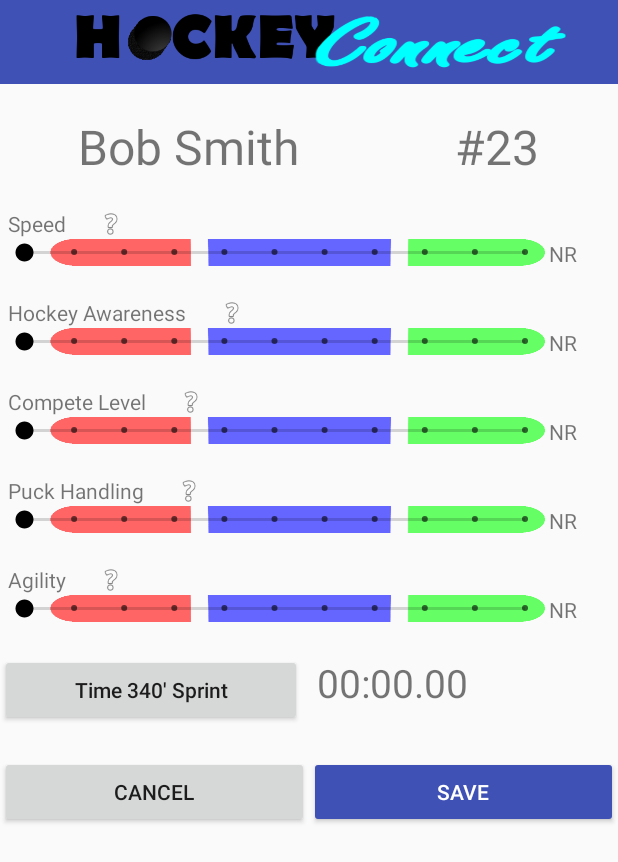
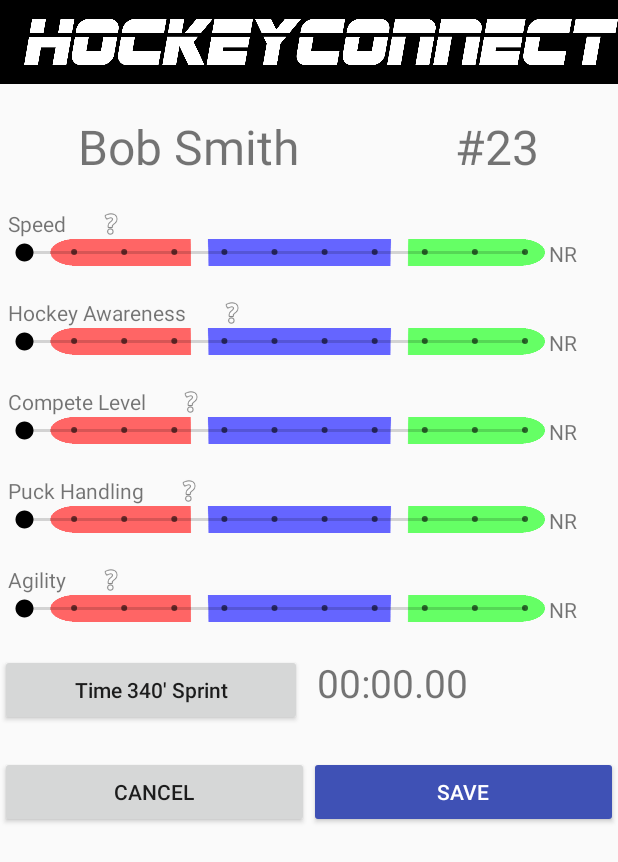
Before and after one commit to fdrury/HockeyConnect, an Android app: the screen it shows after launch (PlayerEvaluationActivity), on a phone screen of 412 x 824 dp. Shown: the top 862 px of the screen. Run offline under Robolectric (Android 15) with nearby library versions, the light colour scheme and no system bars.

Commit message:
added new logo

```diff
--- a/code/HockeyConnect/app/src/main/res/layout/activity_player_evaluation.xml
+++ b/code/HockeyConnect/app/src/main/res/layout/activity_player_evaluation.xml
@@ -15,7 +15,7 @@
             android:id="@+id/toolbar"
             android:layout_width="match_parent"
             android:layout_height="wrap_content"
-            android:background="?attr/colorPrimary"
+            android:background="@color/colorBlack"
             android:minHeight="?attr/actionBarSize"
             android:theme="?attr/actionBarTheme">
 
@@ -23,13 +23,13 @@
                 android:id="@+id/imageView2"
                 android:layout_width="match_parent"
                 android:layout_height="40dp"
-                app:srcCompat="@drawable/logo_temp" />
+                app:srcCompat="@drawable/logo_white" />
 
         </android.support.v7.widget.Toolbar>
 
         <Space
             android:layout_width="match_parent"
-            android:layout_height="20dp" />
+            android:layout_height="20dp"/>
 
         <LinearLayout
             android:layout_width="match_parent"
--- a/code/HockeyConnect/app/src/main/res/layout/activity_timer.xml
+++ b/code/HockeyConnect/app/src/main/res/layout/activity_timer.xml
@@ -15,7 +15,7 @@
             android:id="@+id/toolbar"
             android:layout_width="match_parent"
             android:layout_height="wrap_content"
-            android:background="?attr/colorPrimary"
+            android:background="@color/colorBlack"
             android:minHeight="?attr/actionBarSize"
             android:theme="?attr/actionBarTheme">
 
@@ -23,7 +23,7 @@
                 android:id="@+id/imageView2"
                 android:layout_width="match_parent"
                 android:layout_height="40dp"
-                app:srcCompat="@drawable/logo_temp" />
+                app:srcCompat="@drawable/logo_white" />
 
         </android.support.v7.widget.Toolbar>
 
```
Also changed, not shown: code/HockeyConnect/app/src/main/res/drawable/logo_temp.png (deleted), code/HockeyConnect/app/src/main/res/drawable/logo_white.png (added), 2 other files.
